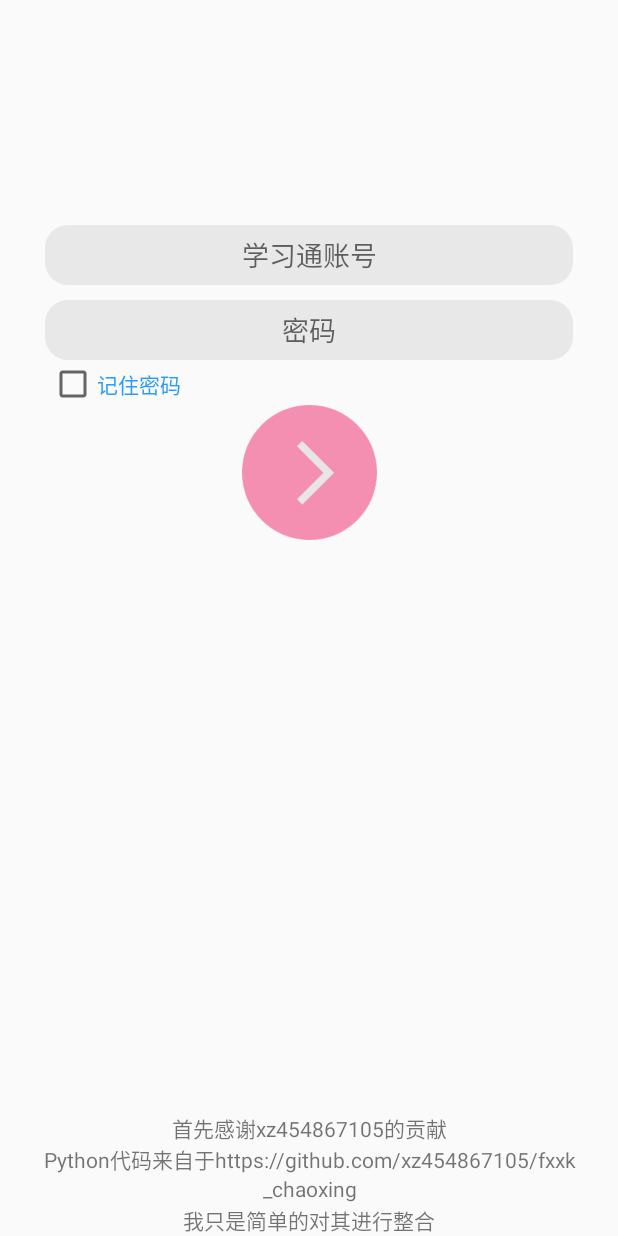
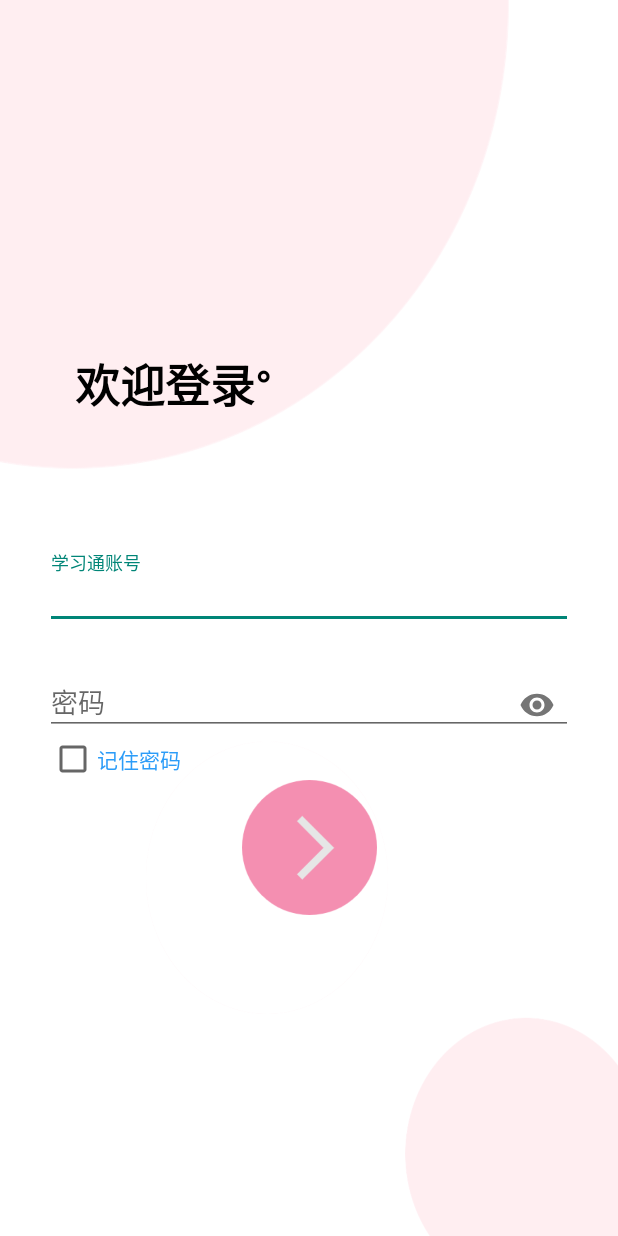
Before and after one commit to qq2540040142/fxxk_chaoxing_app, an Android app: the screen it shows after launch (MainActivity), on a phone screen of 412 x 824 dp. Run offline under Robolectric (Android 15) with nearby library versions, the phone set to English and light mode, and no system bars; libraries missing offline, so code that uses them is left out: com.chaquo.python; 1 statement that could not run was skipped.

Commit message:
优化登录界面显示 优化输出界面显示 优化退出线程逻辑

```diff
--- a/app/src/main/java/com/ysl/chaoxing/activity/MainActivity.java
+++ b/app/src/main/java/com/ysl/chaoxing/activity/MainActivity.java
@@ -79,7 +79,6 @@ public class MainActivity extends FragmentActivity {
             if (StartFragment.thread.isAlive()) {
                 StartFragment.thread.interrupt();
             }
-            getSupportFragmentManager().popBackStack();
         }
     }
 }
--- a/app/src/main/java/com/ysl/chaoxing/fragment/LoginFragment.java
+++ b/app/src/main/java/com/ysl/chaoxing/fragment/LoginFragment.java
@@ -38,7 +38,6 @@ public class LoginFragment extends Fragment {
         //刚进页面获取一下本地是否有存储的密码
         getSaveUsernameAndPassword();
         login();
-
         return binding.getRoot();
     }
 
@@ -52,8 +51,8 @@ public class LoginFragment extends Fragment {
                 Python python = Python.getInstance();
                 PyObject pyObject = python.getModule("getUser")
                         .callAttr("login"
-                                ,binding.fragmentLoginNameEditText.getText().toString()
-                                ,binding.fragmentLoginPassWordfEditText.getText().toString());
+                                , Objects.requireNonNull(binding.fragmentLoginNameEditText.getText()).toString()
+                                , Objects.requireNonNull(binding.fragmentLoginPassWordfEditText.getText()).toString());
                 if (pyObject == null){
                     Tools.miuiToast(requireContext(),"登录失败,请检查你的账号密码是否正确");
                 }else{
--- a/app/src/main/res/layout/fragment_login.xml
+++ b/app/src/main/res/layout/fragment_login.xml
@@ -1,63 +1,84 @@
 <?xml version="1.0" encoding="utf-8"?>
 <androidx.constraintlayout.widget.ConstraintLayout xmlns:android="http://schemas.android.com/apk/res/android"
+    xmlns:app="http://schemas.android.com/apk/res-auto"
     android:layout_width="match_parent"
     android:layout_height="match_parent"
-    xmlns:app="http://schemas.android.com/apk/res-auto">
-    <EditText
-        android:id="@+id/fragment_login_nameEditText"
+    android:background="@drawable/background_login">
+
+    <TextView
+        android:id="@+id/fragment_login_text_welcome"
+        android:layout_width="wrap_content"
+        android:layout_height="wrap_content"
+        android:layout_marginStart="50dp"
+        android:text="欢迎登录°"
+        android:textColor="@color/black"
+        android:textSize="30sp"
+        android:textStyle="bold"
+        app:layout_constraintBottom_toBottomOf="parent"
+        app:layout_constraintLeft_toLeftOf="parent"
+        app:layout_constraintTop_toTopOf="parent"
+        app:layout_constraintVertical_bias="0.3" />
+
+    <com.google.android.material.textfield.TextInputLayout
+        android:id="@+id/fragment_login_layout_nameEditText"
         android:layout_width="match_parent"
-        android:layout_height="40dp"
+        android:layout_height="wrap_content"
         android:layout_marginHorizontal="30dp"
+        android:layout_marginTop="90dp"
         android:hint="学习通账号"
-        android:textSize="18sp"
-        android:gravity="center"
-        android:background="@drawable/fragment_login_edittext_background"
-        app:layout_constraintTop_toTopOf="parent"
-        android:layout_marginTop="150dp"
-        app:layout_constraintLeft_toLeftOf="parent"
-        app:layout_constraintRight_toRightOf="parent"/>
-    <EditText
-        android:id="@+id/fragment_login_passWordfEditText"
-        android:layout_width="match_parent"
-        android:layout_height="40dp"
-        android:layout_marginHorizontal="30dp"
-        android:hint="密码"
-        android:gravity="center"
-        android:textSize="18sp"
-        android:background="@drawable/fragment_login_edittext_background"
-        android:layout_marginTop="10dp"
-        app:layout_constraintTop_toBottomOf="@+id/fragment_login_nameEditText"
+        app:endIconMode="clear_text"
         app:layout_constraintLeft_toLeftOf="parent"
         app:layout_constraintRight_toRightOf="parent"
-        android:inputType="textPassword"/>
+        app:layout_constraintTop_toBottomOf="@+id/fragment_login_text_welcome">
+
+        <com.google.android.material.textfield.TextInputEditText
+            android:id="@+id/fragment_login_nameEditText"
+            android:layout_width="match_parent"
+            android:layout_height="40dp"
+            android:textSize="18sp" />
+    </com.google.android.material.textfield.TextInputLayout>
+
+    <com.google.android.material.textfield.TextInputLayout
+        android:id="@+id/fragment_login_layout_passWordfEditText"
+        android:layout_width="match_parent"
+        android:layout_height="wrap_content"
+        android:layout_marginHorizontal="30dp"
+        android:layout_marginTop="20dp"
+        android:hint="密码"
+        app:endIconMode="password_toggle"
+        app:layout_constraintLeft_toLeftOf="parent"
+        app:layout_constraintRight_toRightOf="parent"
+        app:layout_constraintTop_toBottomOf="@+id/fragment_login_layout_nameEditText">
+
+        <com.google.android.material.textfield.TextInputEditText
+            android:id="@+id/fragment_login_passWordfEditText"
+            android:layout_width="match_parent"
+            android:layout_height="40dp"
+            android:inputType="textPassword" />
+    </com.google.android.material.textfield.TextInputLayout>
+
+
     <CheckBox
         android:id="@+id/fragment_login_savePassword"
         android:layout_width="wrap_content"
         android:layout_height="wrap_content"
         android:text="记住密码"
         android:textColor="@color/faceLoginColor"
-        app:layout_constraintTop_toBottomOf="@+id/fragment_login_passWordfEditText"
+        app:layout_constraintHorizontal_bias="0.10"
+        app:layout_constraintLeft_toLeftOf="parent"
         app:layout_constraintRight_toRightOf="parent"
-        app:layout_constraintLeft_toLeftOf="parent"
-        app:layout_constraintHorizontal_bias="0.10"
-        />
+        app:layout_constraintTop_toBottomOf="@+id/fragment_login_layout_passWordfEditText" />
+
     <ImageView
         android:id="@+id/fragment_login_loginButton"
         android:layout_width="90dp"
         android:layout_height="90dp"
         android:layout_marginHorizontal="40dp"
+        android:layout_marginTop="30dp"
         android:src="@drawable/fragment_login_loging_button"
-        android:layout_marginTop="30dp"
-        app:layout_constraintTop_toBottomOf="@+id/fragment_login_passWordfEditText"
         app:layout_constraintLeft_toLeftOf="parent"
         app:layout_constraintRight_toRightOf="parent"
-        />
-    <TextView
-        android:layout_width="wrap_content"
-        android:layout_height="wrap_content"
-        android:text="首先感谢xz454867105的贡献\nPython代码来自于https://github.com/xz454867105/fxxk_chaoxing\n我只是简单的对其进行整合"
-        app:layout_constraintBottom_toBottomOf="parent"
-        app:layout_constraintLeft_toLeftOf="parent"
-        app:layout_constraintRight_toRightOf="parent"
-        android:gravity="center"/>
+        app:layout_constraintTop_toBottomOf="@+id/fragment_login_layout_passWordfEditText" />
+
+
 </androidx.constraintlayout.widget.ConstraintLayout>
--- a/app/src/main/res/layout/fragment_main.xml
+++ b/app/src/main/res/layout/fragment_main.xml
@@ -10,6 +10,6 @@
         android:layout_height="0dp"
         app:layout_constraintTop_toTopOf="parent"
         app:layout_constraintBottom_toBottomOf="parent"
-        android:paddingHorizontal="30dp"
-        android:paddingTop="20dp"/>
+        android:layout_marginHorizontal="25dp"
+        android:layout_marginVertical="20dp"/>
 </androidx.constraintlayout.widget.ConstraintLayout>
```
Also changed, not shown: app/build.gradle (+6 -7 lines), app/src/main/java/com/ysl/chaoxing/fragment/StartFragment.java (+33 -7 lines), app/src/main/res/drawable/background_fragment_start.xml (added, +10 -0 lines), app/src/main/res/layout/fragment_start.xml (+14 -11 lines), app/src/main/res/drawable/background_login.png (added), app/src/main/res/drawable/icon_exit.png (added).
